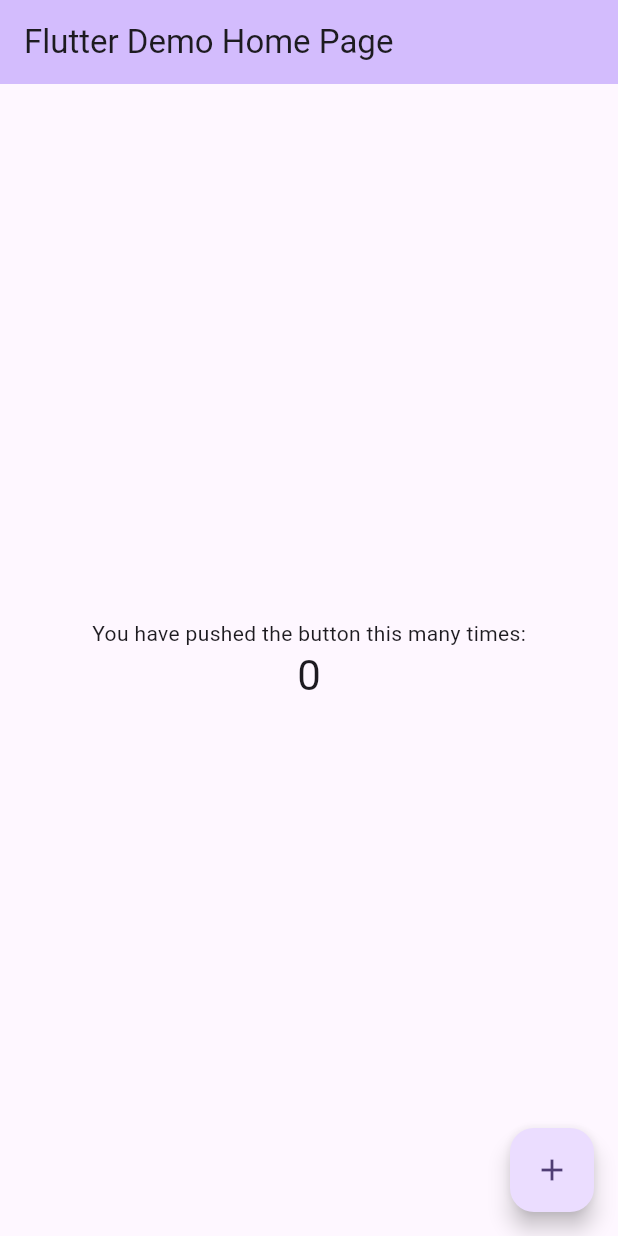
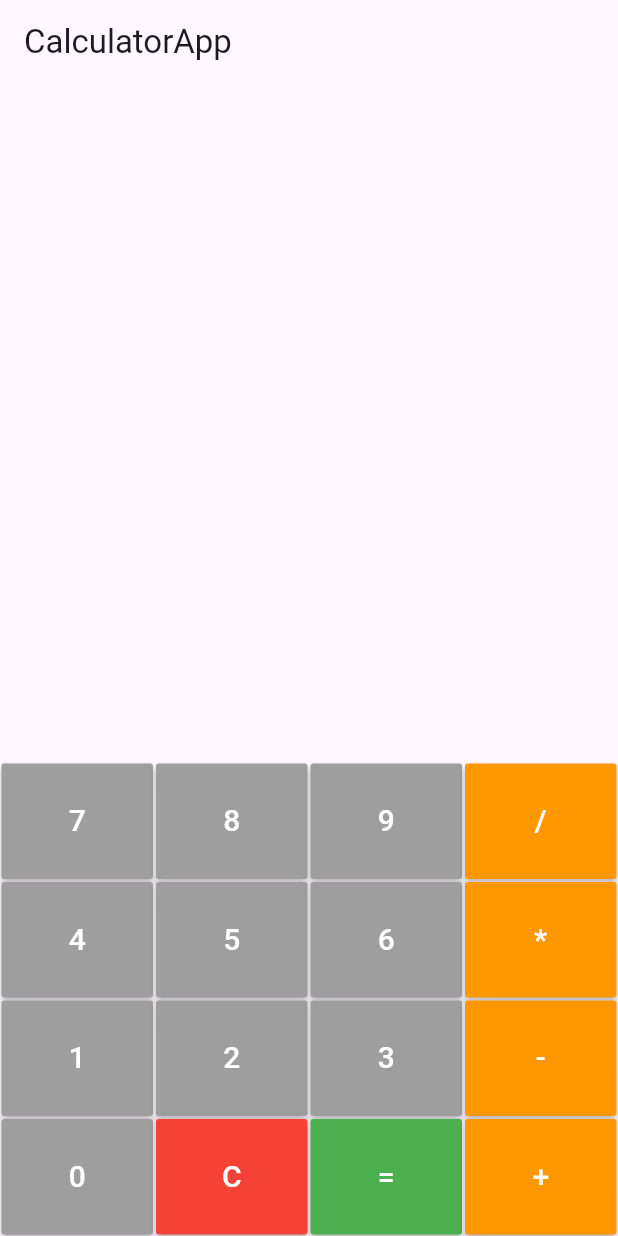
Before and after one commit to Dhruvv0203/hw2, a Flutter app: the screen it shows after launch, on a phone screen of 412 x 824 dp. Run offline on Flutter 3.47's test engine with Material 3 defaults, Android fonts, the phone set to English and light mode, and no system bars.

```diff
--- a/hw2/calculator_app/lib/main.dart
+++ b/hw2/calculator_app/lib/main.dart
@@ -1,122 +1,150 @@
 import 'package:flutter/material.dart';
 
-void main() {
-  runApp(const MyApp());
-}
+void main() => runApp(const CalculatorApp());
 
-class MyApp extends StatelessWidget {
-  const MyApp({super.key});
+class CalculatorApp extends StatelessWidget {
+  const CalculatorApp({Key? key}) : super(key: key);
 
-  // This widget is the root of your application.
   @override
   Widget build(BuildContext context) {
     return MaterialApp(
-      title: 'Flutter Demo',
-      theme: ThemeData(
-        // This is the theme of your application.
-        //
-        // TRY THIS: Try running your application with "flutter run". You'll see
-        // the application has a purple toolbar. Then, without quitting the app,
-        // try changing the seedColor in the colorScheme below to Colors.green
-        // and then invoke "hot reload" (save your changes or press the "hot
-        // reload" button in a Flutter-supported IDE, or press "r" if you used
-        // the command line to start the app).
-        //
-        // Notice that the counter didn't reset back to zero; the application
-        // state is not lost during the reload. To reset the state, use hot
-        // restart instead.
-        //
-        // This works for code too, not just values: Most code changes can be
-        // tested with just a hot reload.
-        colorScheme: ColorScheme.fromSeed(seedColor: Colors.deepPurple),
-      ),
-      home: const MyHomePage(title: 'Flutter Demo Home Page'),
+      title: 'CalculatorApp',
+      theme: ThemeData(primarySwatch: Colors.blue),
+      home: const CalculatorHome(),
     );
   }
 }
 
-class MyHomePage extends StatefulWidget {
-  const MyHomePage({super.key, required this.title});
-
-  // This widget is the home page of your application. It is stateful, meaning
-  // that it has a State object (defined below) that contains fields that affect
-  // how it looks.
-
-  // This class is the configuration for the state. It holds the values (in this
-  // case the title) provided by the parent (in this case the App widget) and
-  // used by the build method of the State. Fields in a Widget subclass are
-  // always marked "final".
-
-  final String title;
+class CalculatorHome extends StatefulWidget {
+  const CalculatorHome({Key? key}) : super(key: key);
 
   @override
-  State<MyHomePage> createState() => _MyHomePageState();
+  CalculatorHomeState createState() => CalculatorHomeState();
 }
 
-class _MyHomePageState extends State<MyHomePage> {
-  int _counter = 0;
+class CalculatorHomeState extends State<CalculatorHome> {
+  String displayText = "";
+  double? firstOperand;
+  String? operator;
+  bool shouldResetDisplay = false;
 
-  void _incrementCounter() {
+  void buttonPressed(String value) {
     setState(() {
-      // This call to setState tells the Flutter framework that something has
-      // changed in this State, which causes it to rerun the build method below
-      // so that the display can reflect the updated values. If we changed
-      // _counter without calling setState(), then the build method would not be
-      // called again, and so nothing would appear to happen.
-      _counter++;
+      if (value == 'C') {
+    setState(() {
+        displayText = "0";  // Set display to "0" after clearing
+        firstOperand = null;
+        operator = null;
     });
+  } else if (value == '+' || value == '-' || value == '*' || value == '/') {
+        if (displayText.isNotEmpty) {
+          firstOperand = double.tryParse(displayText);
+          operator = value;
+          shouldResetDisplay = true;
+        }
+      } else if (value == '=') {
+        if (firstOperand != null && operator != null && displayText.isNotEmpty) {
+          double secondOperand = double.tryParse(displayText) ?? 0;
+          double result = 0;
+
+          if (operator == '+') {
+            result = firstOperand! + secondOperand;
+          } else if (operator == '-') {
+            result = firstOperand! - secondOperand;
+          } else if (operator == '*') {
+            result = firstOperand! * secondOperand;
+          } else if (operator == '/') {
+            result = secondOperand == 0 ? double.nan : firstOperand! / secondOperand;
+          }
+
+          displayText = result.toString();
+          firstOperand = null;
+          operator = null;
+        }
+      } else {
+        if (shouldResetDisplay) {
+          displayText = value;
+          shouldResetDisplay = false;
+        } else {
+          displayText += value;
+        }
+      }
+    });
+  }
+
+  Widget buildButton(String value, {Color color = Colors.grey}) {
+    return Expanded(
+      child: Padding(
+        padding: const EdgeInsets.all(1.0),
+        child: MaterialButton(
+          color: color,
+          padding: const EdgeInsets.all(24.0),
+          onPressed: () => buttonPressed(value),
+          child: Text(
+            value,
+            style: const TextStyle(fontSize: 20, color: Colors.white),
+          ),
+        ),
+      ),
+    );
   }
 
   @override
   Widget build(BuildContext context) {
-    // This method is rerun every time setState is called, for instance as done
-    // by the _incrementCounter method above.
-    //
-    // The Flutter framework has been optimized to make rerunning build methods
-    // fast, so that you can just rebuild anything that needs updating rather
-    // than having to individually change instances of widgets.
     return Scaffold(
       appBar: AppBar(
-        // TRY THIS: Try changing the color here to a specific color (to
-        // Colors.amber, perhaps?) and trigger a hot reload to see the AppBar
-        // change color while the other colors stay the same.
-        backgroundColor: Theme.of(context).colorScheme.inversePrimary,
-        // Here we take the value from the MyHomePage object that was created by
-        // the App.build method, and use it to set our appbar title.
-        title: Text(widget.title),
+        title: const Text('CalculatorApp'),
       ),
-      body: Center(
-        // Center is a layout widget. It takes a single child and positions it
-        // in the middle of the parent.
-        child: Column(
-          // Column is also a layout widget. It takes a list of children and
-          // arranges them vertically. By default, it sizes itself to fit its
-          // children horizontally, and tries to be as tall as its parent.
-          //
-          // Column has various properties to control how it sizes itself and
-          // how it positions its children. Here we use mainAxisAlignment to
-          // center the children vertically; the main axis here is the vertical
-          // axis because Columns are vertical (the cross axis would be
-          // horizontal).
-          //
-          // TRY THIS: Invoke "debug painting" (choose the "Toggle Debug Paint"
-          // action in the IDE, or press "p" in the console), to see the
-          // wireframe for each widget.
-          mainAxisAlignment: MainAxisAlignment.center,
-          children: <Widget>[
-            const Text('You have pushed the button this many times:'),
-            Text(
-              '$_counter',
-              style: Theme.of(context).textTheme.headlineMedium,
+      body: Column(
+        children: <Widget>[
+          Expanded(
+            child: Container(
+              alignment: Alignment.bottomRight,
+              padding: const EdgeInsets.all(24.0),
+              child: Text(
+                displayText,
+                style: const TextStyle(fontSize: 48, fontWeight: FontWeight.w500),
+              ),
             ),
-          ],
-        ),
+          ),
+          Column(
+            children: [
+              Row(
+                children: [
+                  buildButton("7"),
+                  buildButton("8"),
+                  buildButton("9"),
+                  buildButton("/", color: Colors.orange),
+                ],
+              ),
+              Row(
+                children: [
+                  buildButton("4"),
+                  buildButton("5"),
+                  buildButton("6"),
+                  buildButton("*", color: Colors.orange),
+                ],
+              ),
+              Row(
+                children: [
+                  buildButton("1"),
+                  buildButton("2"),
+                  buildButton("3"),
+                  buildButton("-", color: Colors.orange),
+                ],
+              ),
+              Row(
+                children: [
+                  buildButton("0"),
+                  buildButton("C", color: Colors.red),
+                  buildButton("=", color: Colors.green),
+                  buildButton("+", color: Colors.orange),
+                ],
+              ),
+            ],
+          )
+        ],
       ),
-      floatingActionButton: FloatingActionButton(
-        onPressed: _incrementCounter,
-        tooltip: 'Increment',
-        child: const Icon(Icons.add),
-      ), // This trailing comma makes auto-formatting nicer for build methods.
     );
   }
 }
```
Also changed, not shown: 1 other file.
